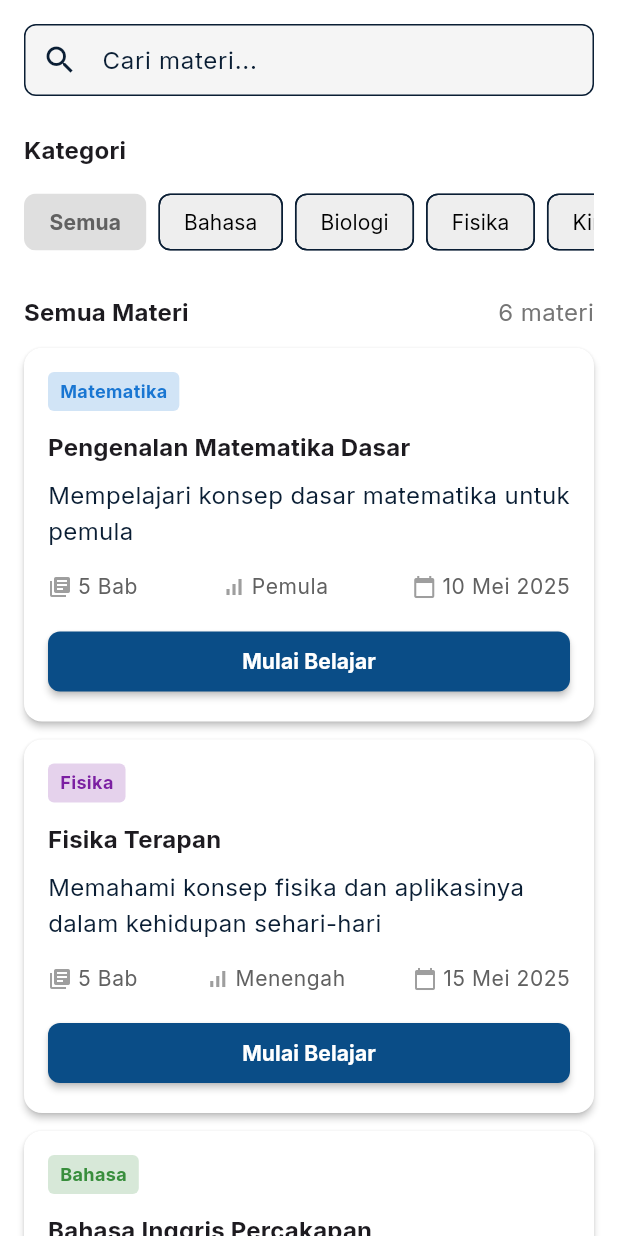
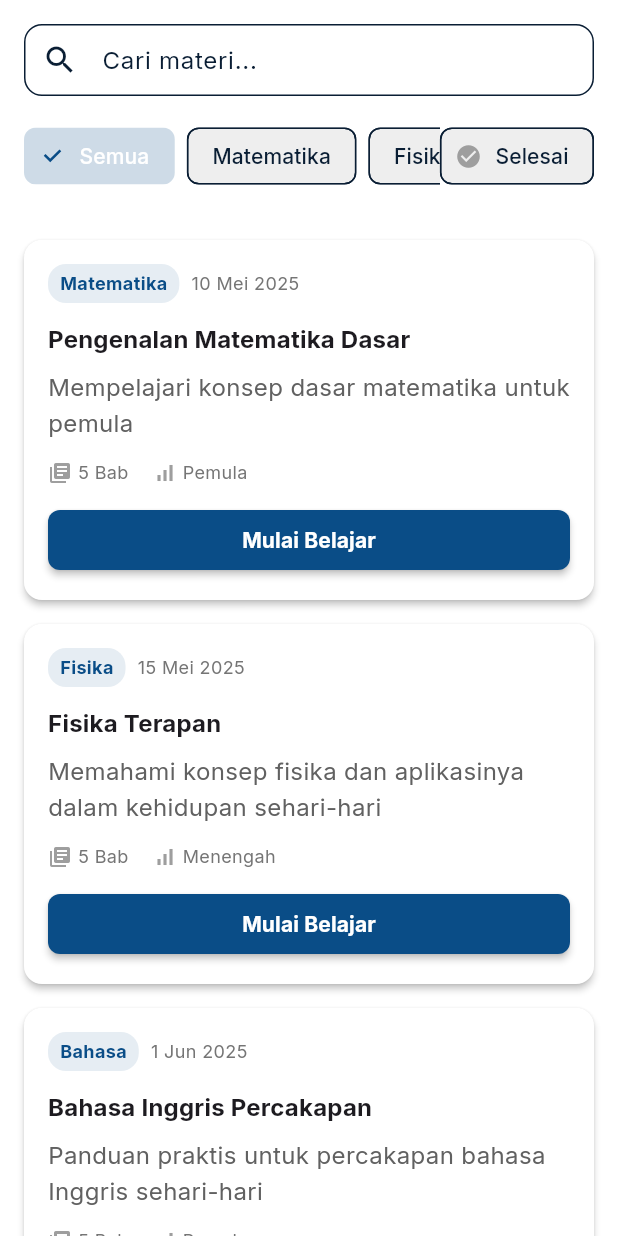
Before and after one commit to Baguspanji/educational-flutter, a Flutter app: the MateriScreen widget shown alone on an empty page, opened directly, on a phone screen of 412 x 824 dp. Run offline on Flutter 3.47's test engine with Material 3 defaults, Android fonts, the phone set to English and light mode, and no system bars; our stand-ins replace google_fonts.

Commit message:
Refactor LKPD and Materi screens to improve filtering, searching, and UI components

```diff
--- a/lib/screens/materi_screen.dart
+++ b/lib/screens/materi_screen.dart
@@ -12,18 +12,26 @@ class MateriScreen extends StatefulWidget {
 }
 
 class _MateriScreenState extends State<MateriScreen> {
-  late List<Materi> _allMateris;
-  late List<Materi> _filteredMateris;
-  late List<String> _categories;
+  final TextEditingController _searchController = TextEditingController();
   String _selectedCategory = 'Semua';
-  final TextEditingController _searchController = TextEditingController();
+  List<Materi> _filteredMateris = [];
+  bool _showOnlyCompleted = false;
+
+  // Define all categories
+  final List<String> _categories = [
+    'Semua',
+    'Matematika',
+    'Fisika',
+    'Kimia',
+    'Biologi',
+    'Bahasa',
+    'Sosial',
+  ];
 
   @override
   void initState() {
     super.initState();
-    _allMateris = MateriRepository.instance.getAllMateri();
-    _filteredMateris = _allMateris;
-    _categories = _getUniqueCategories(_allMateris);
+    _filteredMateris = MateriRepository.instance.getAllMateri();
     _searchController.addListener(_filterMateris);
   }
 
@@ -37,11 +45,16 @@ class _MateriScreenState extends State<MateriScreen> {
   void _filterMateris() {
     setState(() {
       final query = _searchController.text.toLowerCase();
-      _filteredMateris = _allMateris.where((materi) {
+      final allMateris = MateriRepository.instance.getAllMateri();
+
+      _filteredMateris = allMateris.where((materi) {
         // Apply category filter
         final matchesCategory =
             _selectedCategory == 'Semua' ||
             materi.category == _selectedCategory;
+
+        // Apply completed filter
+        final matchesCompleted = !_showOnlyCompleted || materi.isCompleted;
 
         // Apply search filter
         final matchesSearch =
@@ -49,86 +62,115 @@ class _MateriScreenState extends State<MateriScreen> {
             materi.title.toLowerCase().contains(query) ||
             materi.description.toLowerCase().contains(query);
 
-        return matchesCategory && matchesSearch;
+        return matchesCategory && matchesCompleted && matchesSearch;
       }).toList();
     });
   }
 
   @override
   Widget build(BuildContext context) {
-    // Get categories from all materis to ensure we have the complete list
-    final categories = _categories;
-
-    return Scaffold(
-      body: SingleChildScrollView(
+    return Column(
+      children: [
+        // Search and Filter Section
+        Padding(
           padding: const EdgeInsets.all(16.0),
           child: Column(
             crossAxisAlignment: CrossAxisAlignment.start,
             children: [
-            // Search bar
-            _buildSearchBar(context),
-            const SizedBox(height: 24),
-
-            // Categories filter
-            Text(
-              'Kategori',
-              style: Theme.of(
-                context,
-              ).textTheme.titleMedium?.copyWith(fontWeight: FontWeight.bold),
+              // Search Field
+              TextField(
+                controller: _searchController,
+                decoration: InputDecoration(
+                  hintText: 'Cari materi...',
+                  prefixIcon: const Icon(Icons.search),
+                  border: OutlineInputBorder(
+                    borderRadius: BorderRadius.circular(12),
                   ),
-            const SizedBox(height: 12),
-            _buildCategoryFilter(context, categories),
-            const SizedBox(height: 24),
-
-            // Materials list
-            Row(
-              mainAxisAlignment: MainAxisAlignment.spaceBetween,
-              children: [
-                Text(
-                  _selectedCategory == 'Semua'
-                      ? 'Semua Materi'
-                      : 'Materi $_selectedCategory',
-                  style: Theme.of(context).textTheme.titleMedium?.copyWith(
-                    fontWeight: FontWeight.bold,
+                  contentPadding: const EdgeInsets.symmetric(vertical: 12),
                 ),
               ),
-                Text(
-                  '${_filteredMateris.length} materi',
-                  style: Theme.of(
+              const SizedBox(height: 16),
+
+              // Category and Filter Tabs
+              Row(
+                children: [
+                  Expanded(
+                    child: SingleChildScrollView(
+                      scrollDirection: Axis.horizontal,
+                      child: Row(
+                        children: _categories.map((category) {
+                          return Padding(
+                            padding: const EdgeInsets.only(right: 8),
+                            child: FilterChip(
+                              label: Text(category),
+                              selected: _selectedCategory == category,
+                              onSelected: (selected) {
+                                setState(() {
+                                  _selectedCategory = category;
+                                  _filterMateris();
+                                });
+                              },
+                              backgroundColor: Colors.grey.shade200,
+                              selectedColor: Theme.of(
                                 context,
-                  ).textTheme.bodyMedium?.copyWith(color: Colors.grey.shade600),
+                              ).colorScheme.primary.withOpacity(0.2),
+                              checkmarkColor: Theme.of(
+                                context,
+                              ).colorScheme.primary,
+                            ),
+                          );
+                        }).toList(),
+                      ),
+                    ),
+                  ),
+
+                  // Completed filter
+                  FilterChip(
+                    label: const Text('Selesai'),
+                    selected: _showOnlyCompleted,
+                    onSelected: (selected) {
+                      setState(() {
+                        _showOnlyCompleted = selected;
+                        _filterMateris();
+                      });
+                    },
+                    backgroundColor: Colors.grey.shade200,
+                    selectedColor: Theme.of(
+                      context,
+                    ).colorScheme.secondary.withOpacity(0.2),
+                    checkmarkColor: Theme.of(context).colorScheme.secondary,
+                    avatar: Icon(
+                      Icons.check_circle,
+                      color: _showOnlyCompleted
+                          ? Theme.of(context).colorScheme.secondary
+                          : Colors.grey,
+                      size: 18,
+                    ),
                   ),
                 ],
-            ),
-            const SizedBox(height: 12),
-
-            // Show filtered list or empty state
-            _filteredMateris.isEmpty
-                ? _buildEmptyState(context)
-                : Column(
-                    children: _filteredMateris
-                        .map((materi) => _buildMateriCard(context, materi))
-                        .toList(),
               ),
             ],
           ),
         ),
+
+        // Materials List
+        Expanded(
+          child: _filteredMateris.isEmpty
+              ? _buildEmptyState(context)
+              : ListView.builder(
+                  padding: const EdgeInsets.all(16.0),
+                  itemCount: _filteredMateris.length,
+                  itemBuilder: (context, index) {
+                    return _buildMateriCard(context, _filteredMateris[index]);
+                  },
+                ),
+        ),
+      ],
     );
   }
 
-  List<String> _getUniqueCategories(List<Materi> materis) {
-    final categories = materis
-        .map((materi) => materi.category)
-        .toSet()
-        .toList();
-    categories.sort((a, b) => a.compareTo(b));
-    return categories;
-  }
-
   Widget _buildEmptyState(BuildContext context) {
-    return Container(
-      padding: const EdgeInsets.symmetric(vertical: 48.0),
-      alignment: Alignment.center,
+    return Center(
       child: Column(
         mainAxisAlignment: MainAxisAlignment.center,
         children: [
@@ -142,7 +184,7 @@ class _MateriScreenState extends State<MateriScreen> {
           ),
           const SizedBox(height: 8),
           Text(
-            'Coba dengan kata kunci atau kategori lain',
+            'Coba dengan kata kunci atau filter lain',
             style: Theme.of(
               context,
             ).textTheme.bodyMedium?.copyWith(color: Colors.grey.shade500),
@@ -154,7 +196,8 @@ class _MateriScreenState extends State<MateriScreen> {
               setState(() {
                 _searchController.clear();
                 _selectedCategory = 'Semua';
-                _filteredMateris = _allMateris;
+                _showOnlyCompleted = false;
+                _filteredMateris = MateriRepository.instance.getAllMateri();
               });
             },
             small: true,
@@ -164,85 +207,13 @@ class _MateriScreenState extends State<MateriScreen> {
     );
   }
 
-  Widget _buildSearchBar(BuildContext context) {
-    return TextField(
-      controller: _searchController,
-      decoration: InputDecoration(
-        hintText: 'Cari materi...',
-        prefixIcon: const Icon(Icons.search),
-        suffixIcon: _searchController.text.isNotEmpty
-            ? IconButton(
-                icon: const Icon(Icons.clear),
-                onPressed: () {
-                  _searchController.clear();
-                },
-              )
-            : null,
-        border: OutlineInputBorder(borderRadius: BorderRadius.circular(8)),
-        filled: true,
-        fillColor: Colors.grey.shade100,
-        contentPadding: const EdgeInsets.symmetric(vertical: 12),
-      ),
-    );
-  }
-
-  Widget _buildCategoryFilter(BuildContext context, List<String> categories) {
-    return SingleChildScrollView(
-      scrollDirection: Axis.horizontal,
-      child: Row(
-        children: [
-          _buildCategoryChip(
-            context,
-            'Semua',
-            isSelected: _selectedCategory == 'Semua',
-          ),
-          ...categories.map(
-            (category) => _buildCategoryChip(
-              context,
-              category,
-              isSelected: _selectedCategory == category,
-            ),
-          ),
-        ],
-      ),
-    );
-  }
-
-  Widget _buildCategoryChip(
-    BuildContext context,
-    String category, {
-    bool isSelected = false,
-  }) {
-    return Padding(
-      padding: const EdgeInsets.only(right: 8.0),
-      child: FilterChip(
-        selected: isSelected,
-        label: Text(category),
-        onSelected: (selected) {
-          setState(() {
-            _selectedCategory = category;
-            _filterMateris();
-          });
-        },
-        showCheckmark: false,
-        backgroundColor: Colors.grey.shade200,
-        selectedColor: _getCategoryColor(category).withOpacity(0.2),
-        labelStyle: TextStyle(
-          color: isSelected ? _getCategoryColor(category) : Colors.black,
-          fontWeight: isSelected ? FontWeight.bold : FontWeight.normal,
-        ),
-      ),
-    );
-  }
-
   Widget _buildMateriCard(BuildContext context, Materi materi) {
     return Card(
-      margin: const EdgeInsets.only(bottom: 12.0),
+      margin: const EdgeInsets.only(bottom: 16.0),
       elevation: 2,
       shape: RoundedRectangleBorder(borderRadius: BorderRadius.circular(12)),
       child: InkWell(
         onTap: () {
-          // Navigate to detail screen
           Navigator.push(
             context,
             MaterialPageRoute(
@@ -256,7 +227,7 @@ class _MateriScreenState extends State<MateriScreen> {
           child: Column(
             crossAxisAlignment: CrossAxisAlignment.start,
             children: [
-              // Category and completion badge
+              // Category and Date
               Row(
                 children: [
                   Container(
@@ -265,56 +236,37 @@ class _MateriScreenState extends State<MateriScreen> {
                       vertical: 4,
                     ),
                     decoration: BoxDecoration(
-                      color: _getCategoryColor(
-                        materi.category,
-                      ).withOpacity(0.2),
-                      borderRadius: BorderRadius.circular(4),
+                      color: Theme.of(
+                        context,
+                      ).colorScheme.primary.withOpacity(0.1),
+                      borderRadius: BorderRadius.circular(12),
                     ),
                     child: Text(
                       materi.category,
                       style: TextStyle(
-                        color: _getCategoryColor(materi.category),
+                        color: Theme.of(context).colorScheme.primary,
                         fontWeight: FontWeight.bold,
                         fontSize: 12,
                       ),
                     ),
                   ),
+                  const SizedBox(width: 8),
+                  Text(
+                    _formatDate(materi.createdAt),
+                    style: TextStyle(color: Colors.grey.shade600, fontSize: 12),
+                  ),
                   const Spacer(),
                   if (materi.isCompleted)
-                    Container(
-                      padding: const EdgeInsets.symmetric(
-                        horizontal: 8,
-                        vertical: 4,
-                      ),
-                      decoration: BoxDecoration(
-                        color: Colors.green.shade100,
-                        borderRadius: BorderRadius.circular(4),
-                      ),
-                      child: Row(
-                        mainAxisSize: MainAxisSize.min,
-                        children: [
-                          Icon(
-                            Icons.check_circle_outline,
-                            size: 14,
-                            color: Colors.green.shade700,
-                          ),
-                          const SizedBox(width: 4),
-                          Text(
-                            'Selesai',
-                            style: TextStyle(
-                              color: Colors.green.shade700,
-                              fontWeight: FontWeight.bold,
-                              fontSize: 12,
-                            ),
-                          ),
-                        ],
-                      ),
+                    const Icon(
+                      Icons.check_circle,
+                      color: Colors.green,
+                      size: 16,
                     ),
                 ],
               ),
               const SizedBox(height: 12),
 
-              // Title and description
+              // Title
               Text(
                 materi.title,
                 style: Theme.of(
@@ -322,36 +274,28 @@ class _MateriScreenState extends State<MateriScreen> {
                 ).textTheme.titleMedium?.copyWith(fontWeight: FontWeight.bold),
               ),
               const SizedBox(height: 8),
+
+              // Description
               Text(
                 materi.description,
-                style: Theme.of(context).textTheme.bodyMedium,
+                style: Theme.of(
+                  context,
+                ).textTheme.bodyMedium?.copyWith(color: Colors.grey.shade700),
                 maxLines: 2,
                 overflow: TextOverflow.ellipsis,
               ),
-              const SizedBox(height: 16),
+              const SizedBox(height: 12),
 
-              // Chapter count and difficulty level
-              Row(
-                mainAxisAlignment: MainAxisAlignment.spaceBetween,
-                children: [
+              // Info row
               Row(
                 children: [
-                      const Icon(
-                        Icons.library_books,
-                        size: 16,
-                        color: Colors.grey,
-                      ),
+                  const Icon(Icons.library_books, size: 16, color: Colors.grey),
                   const SizedBox(width: 4),
                   Text(
                     '${materi.chapters.length} Bab',
-                        style: Theme.of(context).textTheme.bodySmall?.copyWith(
-                          color: Colors.grey.shade700,
+                    style: TextStyle(color: Colors.grey.shade600, fontSize: 12),
                   ),
-                      ),
-                    ],
-                  ),
-                  Row(
-                    children: [
+                  const SizedBox(width: 16),
                   const Icon(
                     Icons.signal_cellular_alt,
                     size: 16,
@@ -360,33 +304,13 @@ class _MateriScreenState extends State<MateriScreen> {
                   const SizedBox(width: 4),
                   Text(
                     materi.difficultyLevel,
-                        style: Theme.of(context).textTheme.bodySmall?.copyWith(
-                          color: Colors.grey.shade700,
-                        ),
+                    style: TextStyle(color: Colors.grey.shade600, fontSize: 12),
                   ),
                 ],
               ),
-                  Row(
-                    children: [
-                      const Icon(
-                        Icons.calendar_today,
-                        size: 16,
-                        color: Colors.grey,
-                      ),
-                      const SizedBox(width: 4),
-                      Text(
-                        _formatDate(materi.createdAt),
-                        style: Theme.of(context).textTheme.bodySmall?.copyWith(
-                          color: Colors.grey.shade700,
-                        ),
-                      ),
-                    ],
-                  ),
-                ],
-              ),
-              const SizedBox(height: 16),
+              const SizedBox(height: 12),
 
-              // Start/Continue button
+              // Button
               SizedBox(
                 width: double.infinity,
                 child: CustomButton(
@@ -412,25 +336,6 @@ class _MateriScreenState extends State<MateriScreen> {
     );
   }
 
-  Color _getCategoryColor(String category) {
-    switch (category) {
-      case 'Matematika':
-        return Colors.blue.shade700;
-      case 'Fisika':
-        return Colors.purple.shade700;
-      case 'Bahasa':
-        return Colors.green.shade700;
-      case 'Sosial':
-        return Colors.orange.shade700;
-      case 'Kimia':
-        return Colors.red.shade700;
-      case 'Biologi':
-        return Colors.teal.shade700;
-      default:
-        return Colors.grey.shade700;
-    }
-  }
-
   String _formatDate(DateTime date) {
     final months = [
       'Jan',
```
Also changed, not shown: lib/screens/lkpd_screen.dart (+89 -66 lines), assets/images/logo.png. Lines whose indentation alone changed are shown as unchanged.
